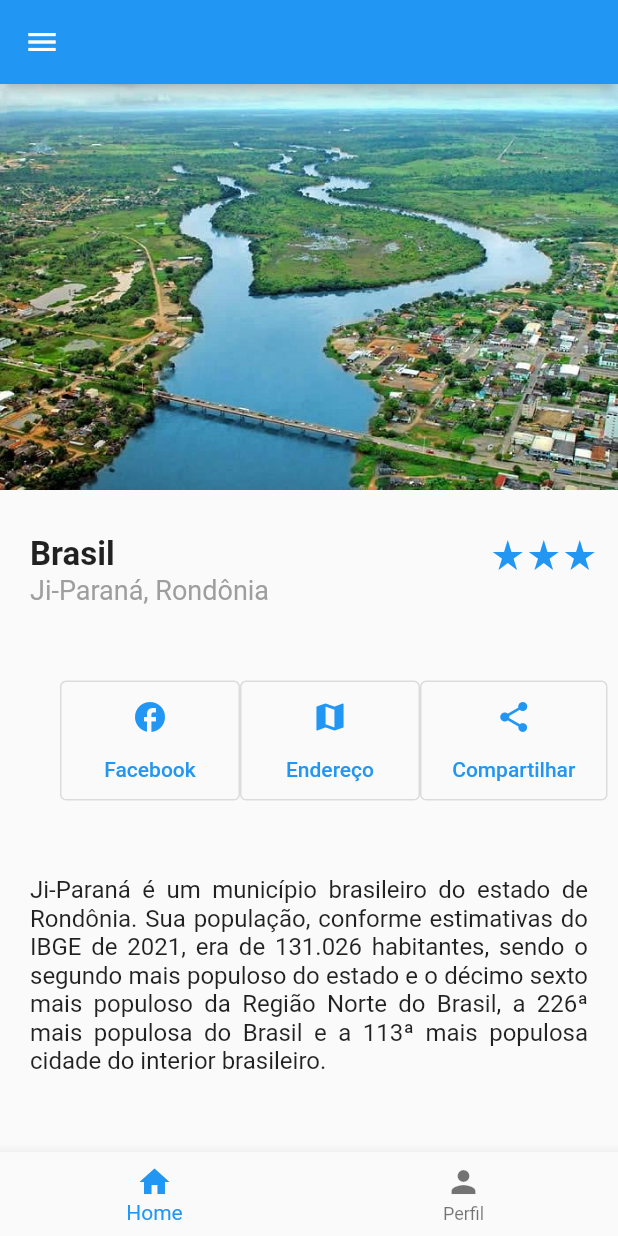
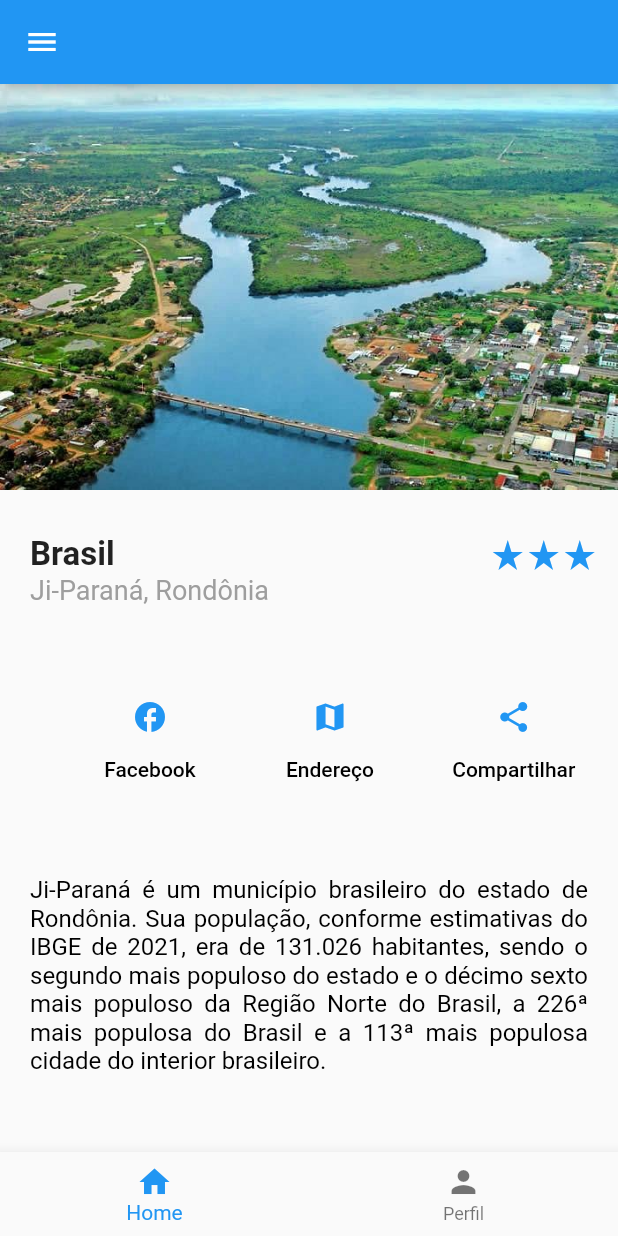
Before and after one commit to tegerafael/cidadeflutter, a Flutter app: the screen it shows after launch, on a phone screen of 412 x 824 dp. Run offline on Flutter 3.47's test engine with Material 2 defaults, Android fonts, the phone set to English and light mode, and no system bars.

Commit message:
update colors

```diff
--- a/lib/main.dart
+++ b/lib/main.dart
@@ -14,13 +14,8 @@ class MyApp extends StatelessWidget {
           child: ListView(
             children: [
               DrawerHeader(
-                child: Text("Bem-vindo ao meu App"),
-                decoration: BoxDecoration(color: Colors.amber),
+                child: Text(""),
               ),
-              ListTile(
-                title: Text("Teste"),
-                onTap: () {},
-              )
             ],
           ),
         ),
@@ -78,7 +73,7 @@ class MyApp extends StatelessWidget {
               SizedBox(
                 width: 120,
                 height: 80,
-                child: OutlinedButton(
+                child: TextButton(
                     onPressed: () {},
                     child: Column(
                       mainAxisAlignment: MainAxisAlignment.center,
@@ -87,14 +82,14 @@ class MyApp extends StatelessWidget {
                         SizedBox(
                           height: 15,
                         ),
-                        Text("Facebook")
+                        Text("Facebook", style: TextStyle(color: Colors.black))
                       ],
                     )),
               ),
               SizedBox(
                 width: 120,
                 height: 80,
-                child: OutlinedButton(
+                child: TextButton(
                     onPressed: () {},
                     child: Column(
                       mainAxisAlignment: MainAxisAlignment.center,
@@ -103,14 +98,14 @@ class MyApp extends StatelessWidget {
                         SizedBox(
                           height: 15,
                         ),
-                        Text("Endereço")
+                        Text("Endereço", style: TextStyle(color: Colors.black)),
                       ],
                     )),
               ),
               SizedBox(
                 width: 125,
                 height: 80,
-                child: OutlinedButton(
+                child: TextButton(
                     onPressed: () {},
                     child: Column(
                       mainAxisAlignment: MainAxisAlignment.center,
@@ -119,7 +114,10 @@ class MyApp extends StatelessWidget {
                         SizedBox(
                           height: 15,
                         ),
-                        Text("Compartilhar")
+                        Text(
+                          "Compartilhar",
+                          style: TextStyle(color: Colors.black),
+                        )
                       ],
                     )),
               ),
@@ -130,7 +128,7 @@ class MyApp extends StatelessWidget {
             child: Text(
               "Ji-Paraná é um município brasileiro do estado de Rondônia. Sua população, conforme estimativas do IBGE de 2021, era de 131.026 habitantes, sendo o segundo mais populoso do estado e o décimo sexto mais populoso da Região Norte do Brasil, a 226ª mais populosa do Brasil e a 113ª mais populosa cidade do interior brasileiro.",
               textAlign: TextAlign.justify,
-              style: TextStyle(fontSize: 16),
+              style: TextStyle(fontSize: 16, color: Colors.black),
             ),
           )
         ]),
```
